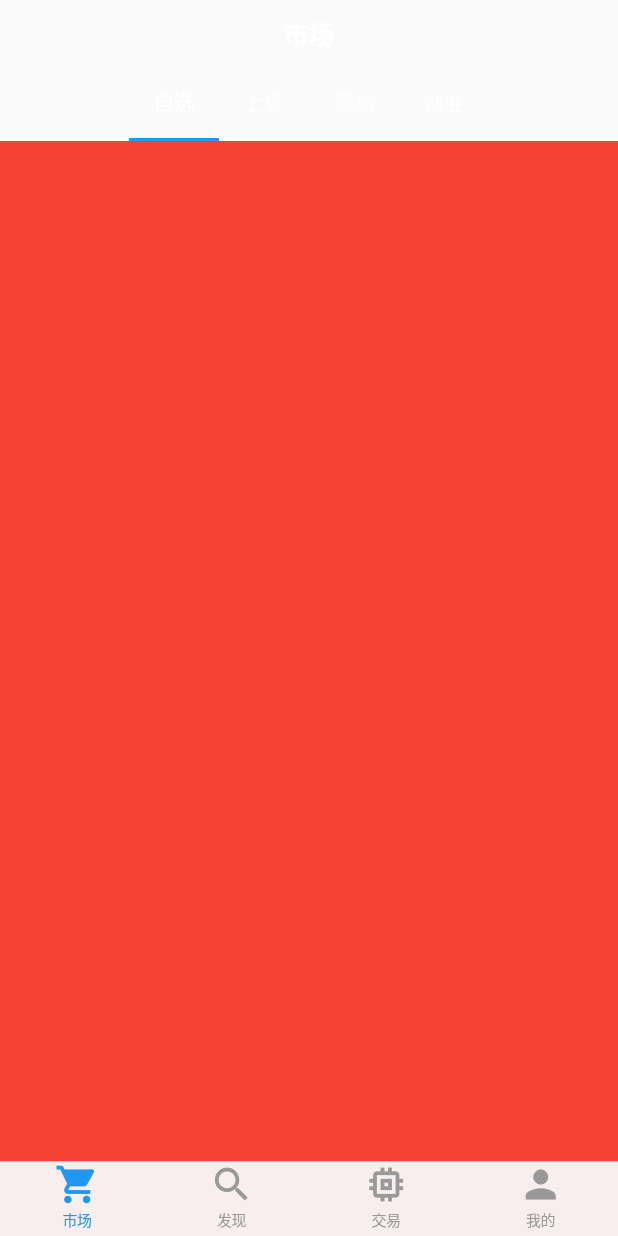
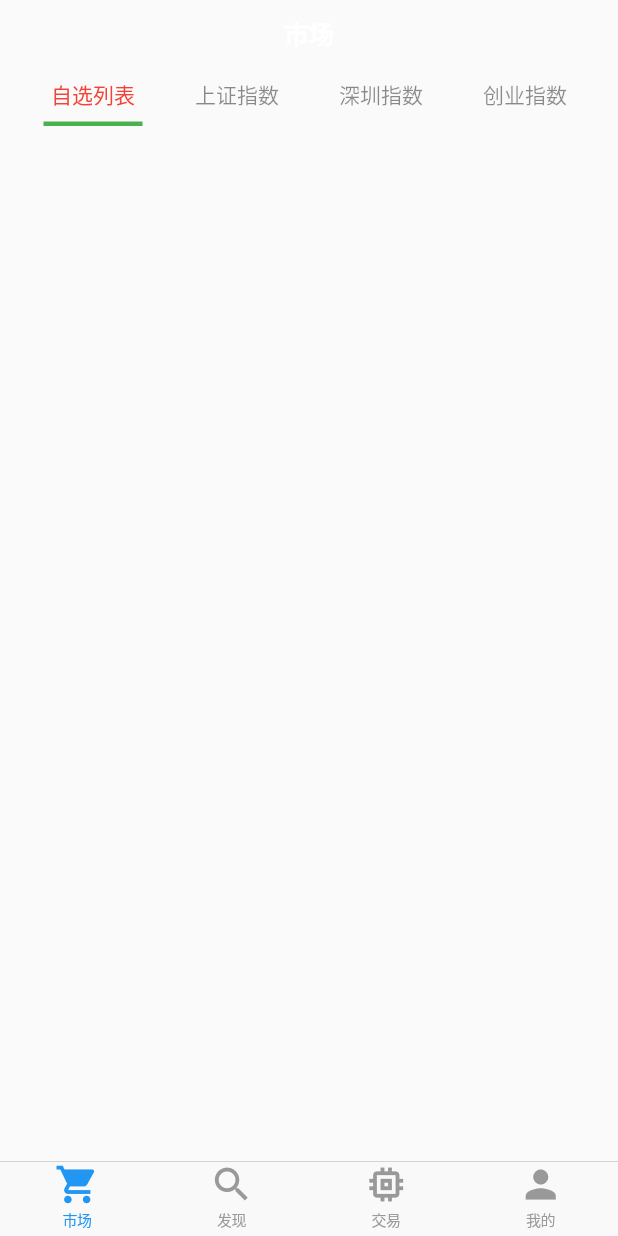
Before and after one commit to fcg3579112/flutter_trade, a Flutter app: the screen it shows after launch, on a phone screen of 412 x 824 dp. Run offline on Flutter 3.47's test engine with Material 2 defaults, Android fonts, the phone set to English and light mode, and no system bars.

Commit message:
Feat: 调整首页

```diff
--- a/lib/pages/market_bj_page.dart
+++ b/lib/pages/market_bj_page.dart
@@ -8,7 +8,7 @@ class _MarketBJPageState extends State<MarketBJPage> {
   @override
   Widget build(BuildContext context) {
     return Container(
-      color: Colors.pink,
+
     );
   }
 }
--- a/lib/pages/market_sh_page.dart
+++ b/lib/pages/market_sh_page.dart
@@ -8,7 +8,7 @@ class _MarketSHPageState extends State<MarketSHPage> {
   @override
   Widget build(BuildContext context) {
     return Container(
-      color: Colors.green,
+
     );
   }
 }
--- a/lib/pages/market_sz_page.dart
+++ b/lib/pages/market_sz_page.dart
@@ -8,7 +8,7 @@ class _MarketSZPageState extends State<MarketSZPage> {
   @override
   Widget build(BuildContext context) {
     return Container(
-      color: Colors.orange,
+
     );
   }
 }
--- a/lib/pages/markets_page.dart
+++ b/lib/pages/markets_page.dart
@@ -18,7 +18,7 @@ class _MarketsPageState extends State<MarketsPage>
     MarketSHPage(),
     MarketBJPage(),
   ];
-  static List<String> titles = ['自选', '上证', '深圳', '创业'];
+  static List<String> titles = ['自选列表', '上证指数', '深圳指数', '创业指数'];
   TabController _tabController;
   @override
   void initState() {
@@ -38,10 +38,21 @@ class _MarketsPageState extends State<MarketsPage>
       body: Column(
         children: <Widget>[
           Container(
-            height: 50,
+            height: 40,
             child: TabBar(
               isScrollable: true,
               controller: _tabController,
+              labelColor: Colors.red,
+              labelPadding: EdgeInsets.fromLTRB(20, 0, 20, 0),
+              unselectedLabelColor: Colors.black45,
+              indicatorColor: Colors.red,
+              indicator: UnderlineTabIndicator(
+                  insets: EdgeInsets.fromLTRB(15, 0, 15, 0),
+                  borderSide: BorderSide(
+                    color: Colors.green,
+                    width: 3,
+                    style: BorderStyle.solid,
+                  )),
               tabs: titles
                   .map((f) => Tab(
                         text: f,
--- a/lib/pages/watch_list_page.dart
+++ b/lib/pages/watch_list_page.dart
@@ -8,7 +8,7 @@ class _WatchListPageState extends State<WatchListPage> {
   @override
   Widget build(BuildContext context) {
     return Container(
-      color: Colors.red,
+      child: PageView(),
     );
   }
 }
```
Also changed, not shown: pubspec.lock.
